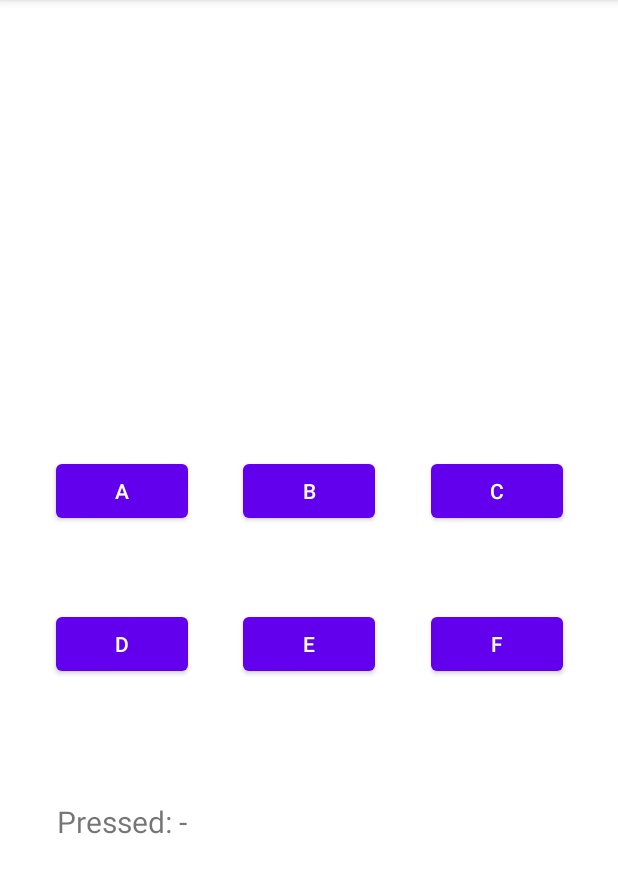
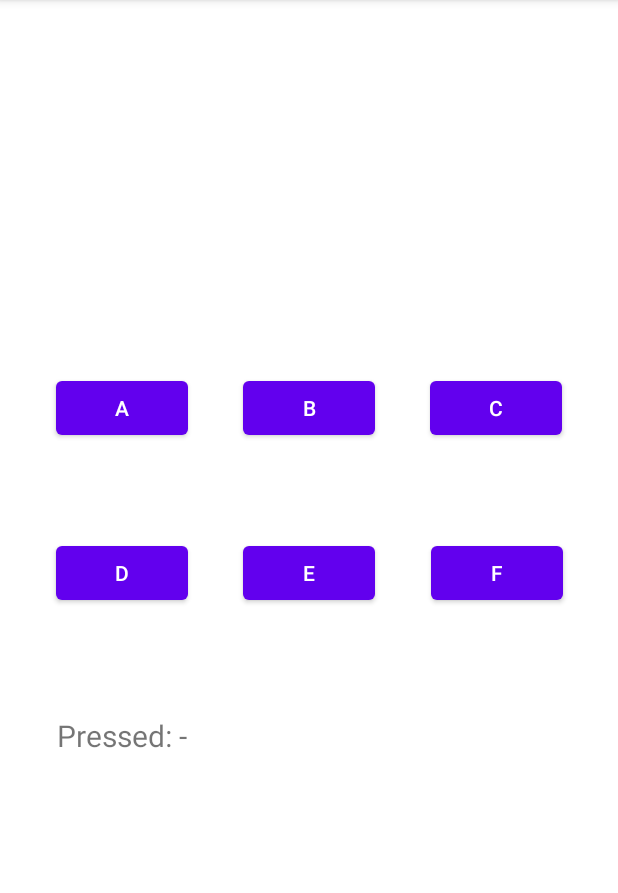
Before and after one commit to eshwaribhide/NUMAD22Sp_EshwariBhide, an Android app: the ClickyClickyActivity screen opened directly, with no data from a screen before it, on a phone screen of 412 x 824 dp, the part 84-977 px from its top. Run offline under Robolectric (Android 15) with nearby library versions, the phone set to English and light mode, and no system bars.

Commit message:
Move things up

```diff
--- a/app/src/main/res/layout/activity_clicky_clicky.xml
+++ b/app/src/main/res/layout/activity_clicky_clicky.xml
@@ -14,10 +14,10 @@
         android:text="@string/b"
         app:layout_constraintBottom_toBottomOf="parent"
         app:layout_constraintEnd_toEndOf="parent"
-        app:layout_constraintHorizontal_bias="0.5"
+        app:layout_constraintHorizontal_bias="0.501"
         app:layout_constraintStart_toStartOf="parent"
         app:layout_constraintTop_toTopOf="parent"
-        app:layout_constraintVertical_bias="0.421" />
+        app:layout_constraintVertical_bias="0.344" />
 
     <Button
         android:id="@+id/button12"
@@ -40,10 +40,9 @@
         android:text="@string/a"
         app:layout_constraintBottom_toBottomOf="parent"
         app:layout_constraintEnd_toStartOf="@+id/button11"
-        app:layout_constraintHorizontal_bias="0.5"
         app:layout_constraintStart_toStartOf="parent"
         app:layout_constraintTop_toTopOf="parent"
-        app:layout_constraintVertical_bias="0.421" />
+        app:layout_constraintVertical_bias="0.344" />
 
     <Button
         android:id="@+id/button15"
@@ -66,10 +65,10 @@
         android:text="@string/c"
         app:layout_constraintBottom_toBottomOf="parent"
         app:layout_constraintEnd_toEndOf="parent"
-        app:layout_constraintHorizontal_bias="0.5"
+        app:layout_constraintHorizontal_bias="0.493"
         app:layout_constraintStart_toEndOf="@+id/button11"
         app:layout_constraintTop_toTopOf="parent"
-        app:layout_constraintVertical_bias="0.421" />
+        app:layout_constraintVertical_bias="0.344" />
 
     <Button
         android:id="@+id/button18"
@@ -96,6 +95,6 @@
         app:layout_constraintHorizontal_bias="0.5"
         app:layout_constraintStart_toStartOf="parent"
         app:layout_constraintTop_toBottomOf="@+id/button15"
-        app:layout_constraintVertical_bias="0.281" />
+        app:layout_constraintVertical_bias="0.212" />
 
 </androidx.constraintlayout.widget.ConstraintLayout>
```
